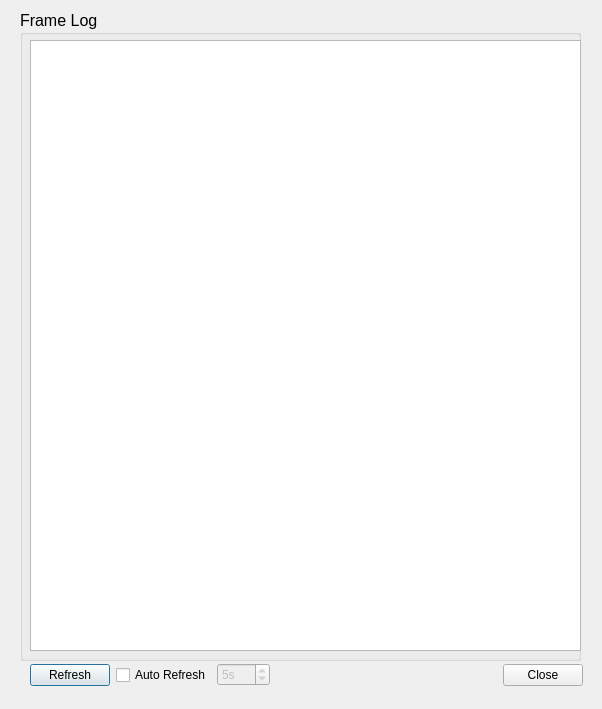
Old version of the form QtDesigner/LogViewer.ui in the repository opalmer/pyfarm.
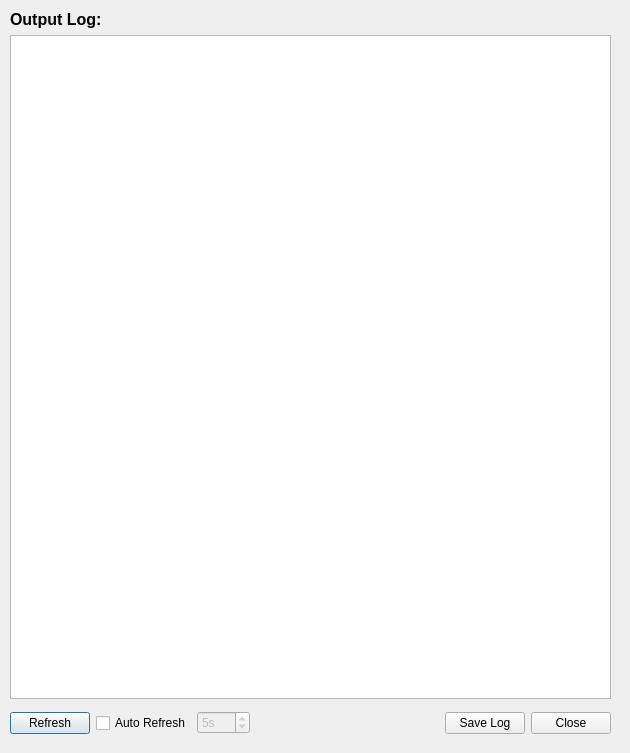
New version of the form.

```diff
--- a/QtDesigner/LogViewer.ui
+++ b/QtDesigner/LogViewer.ui
@@ -6,55 +6,50 @@
    <rect>
     <x>0</x>
     <y>0</y>
-    <width>602</width>
-    <height>709</height>
+    <width>630</width>
+    <height>753</height>
    </rect>
   </property>
   <property name="windowTitle">
    <string>Render Log View</string>
   </property>
-  <widget class="QGroupBox" name="groupBox">
+  <widget class="QWidget" name="">
    <property name="geometry">
     <rect>
-     <x>20</x>
+     <x>10</x>
      <y>10</y>
-     <width>561</width>
-     <height>651</height>
+     <width>601</width>
+     <height>731</height>
     </rect>
    </property>
+   <layout class="QVBoxLayout" name="verticalLayout">
+    <item>
+     <widget class="QLabel" name="label">
    <property name="font">
     <font>
      <pointsize>12</pointsize>
-    </font>
-   </property>
-   <property name="title">
-    <string>Frame Log</string>
-   </property>
+        <weight>75</weight>
+        <bold>true</bold>
+       </font>
+      </property>
+      <property name="text">
+       <string>Output Log:</string>
+      </property>
+     </widget>
+    </item>
+    <item>
    <widget class="QTextBrowser" name="log">
-    <property name="geometry">
-     <rect>
-      <x>10</x>
-      <y>30</y>
-      <width>551</width>
-      <height>611</height>
-     </rect>
-    </property>
     <property name="font">
      <font>
       <pointsize>10</pointsize>
      </font>
     </property>
-   </widget>
-  </widget>
-  <widget class="QWidget" name="layoutWidget">
-   <property name="geometry">
-    <rect>
-     <x>30</x>
-     <y>660</y>
-     <width>553</width>
-     <height>30</height>
-    </rect>
-   </property>
+      <property name="acceptDrops">
+       <bool>false</bool>
+      </property>
+     </widget>
+    </item>
+    <item>
    <layout class="QHBoxLayout" name="horizontalLayout">
     <item>
      <widget class="QPushButton" name="refreshNow">
@@ -96,18 +91,27 @@
       </property>
       <property name="sizeHint" stdset="0">
        <size>
-        <width>188</width>
-        <height>20</height>
+          <width>94</width>
+          <height>36</height>
        </size>
       </property>
      </spacer>
     </item>
+      <item>
+       <widget class="QPushButton" name="saveLog">
+        <property name="text">
+         <string>Save Log</string>
+        </property>
+       </widget>
+      </item>
     <item>
      <widget class="QPushButton" name="closeButton">
       <property name="text">
        <string>Close</string>
       </property>
      </widget>
+      </item>
+     </layout>
     </item>
    </layout>
   </widget>
```
Lines whose indentation alone changed are shown as unchanged.
